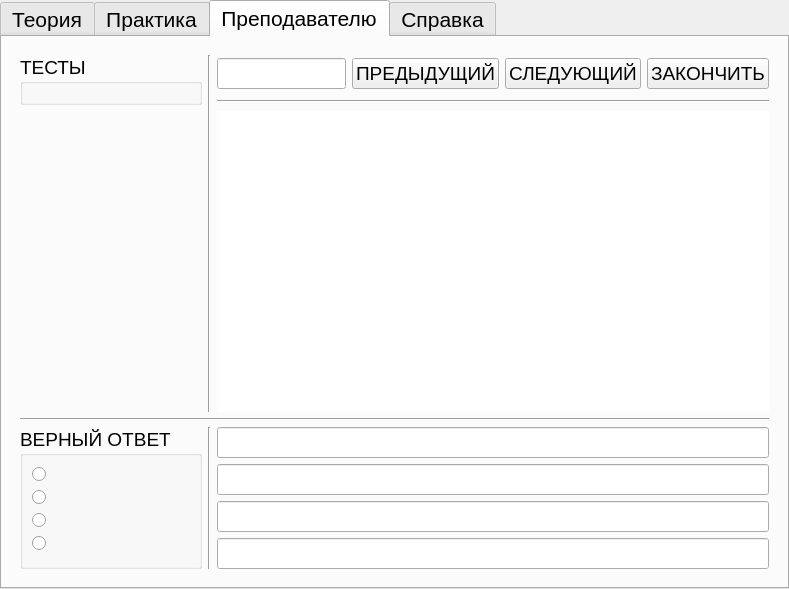
First picture: the form in display/origin_files/mainWindow.ui, repository fernandoveragul/diplomaProjectDaniil, before the edit.
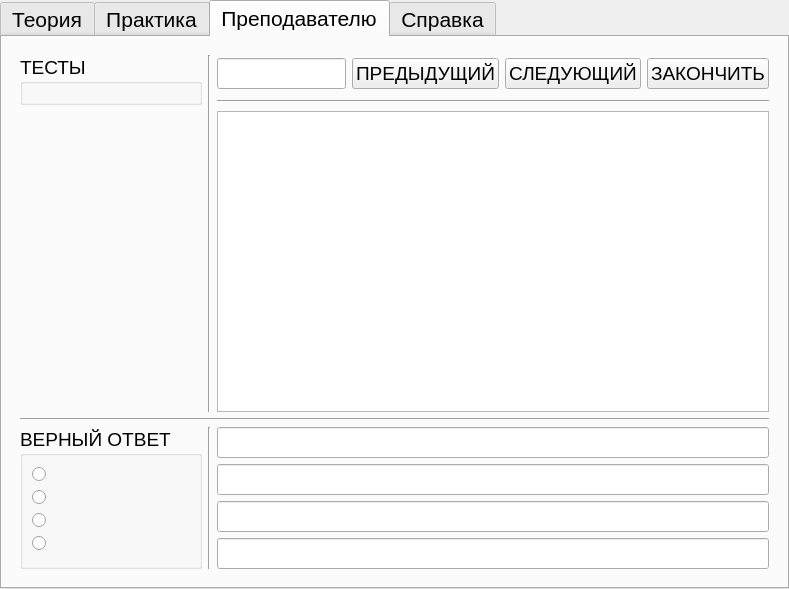
Second picture: the form after the edit. The open tabs and pages were chosen to show the change.

What changed in the file:
```diff
--- a/display/origin_files/mainWindow.ui
+++ b/display/origin_files/mainWindow.ui
@@ -653,7 +653,7 @@
             <item row="2" column="2" colspan="4">
              <widget class="QPlainTextEdit" name="ptedChQuestion">
               <property name="frameShape">
-               <enum>QFrame::NoFrame</enum>
+               <enum>QFrame::StyledPanel</enum>
               </property>
              </widget>
             </item>
```
Left out of the diff: 8 changed lines with no effect on the pictures.
